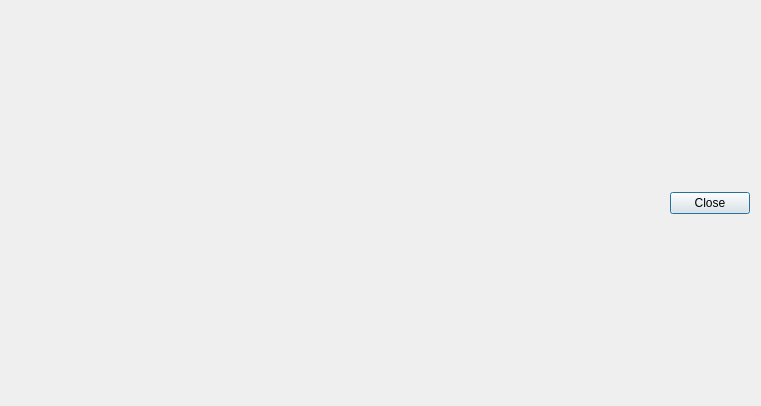
keshavbhatt/glate-ng, file src/planscomparisiondialog.ui: the form before one commit.
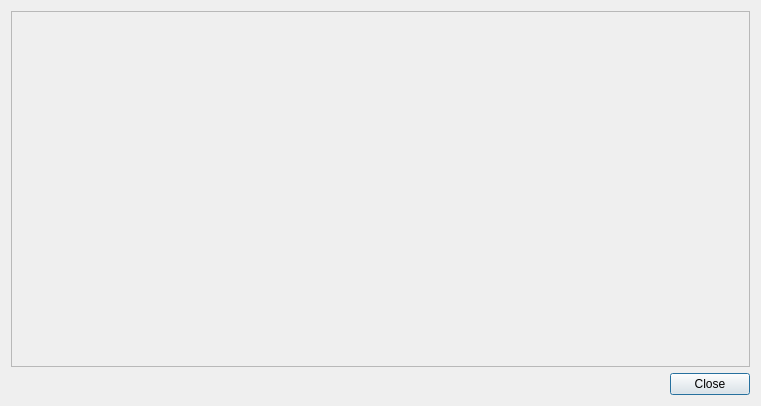
The form after the commit.

Commit message: feat: enhance account dialog and plans comparison dialog layout

Diff of the .ui file:
```diff
--- a/src/planscomparisiondialog.ui
+++ b/src/planscomparisiondialog.ui
@@ -15,7 +15,26 @@
   </property>
   <layout class="QVBoxLayout" name="verticalLayout">
    <item>
-    <layout class="QGridLayout" name="gridLayout"/>
+    <widget class="QScrollArea" name="scrollArea">
+     <property name="widgetResizable">
+      <bool>true</bool>
+     </property>
+     <widget class="QWidget" name="scrollAreaWidgetContents">
+      <property name="geometry">
+       <rect>
+        <x>0</x>
+        <y>0</y>
+        <width>745</width>
+        <height>350</height>
+       </rect>
+      </property>
+      <layout class="QVBoxLayout" name="verticalLayout_2">
+       <item>
+        <layout class="QGridLayout" name="gridLayout"/>
+       </item>
+      </layout>
+     </widget>
+    </widget>
    </item>
    <item>
     <widget class="QDialogButtonBox" name="buttonBox">
```
The commit also changes 2 other files.
